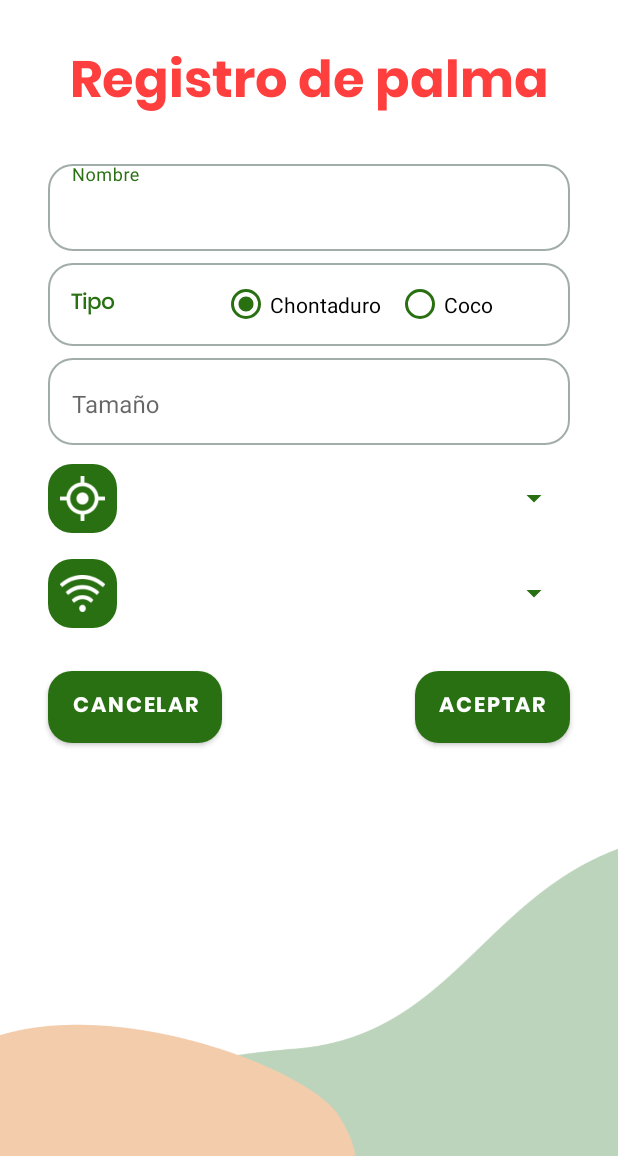
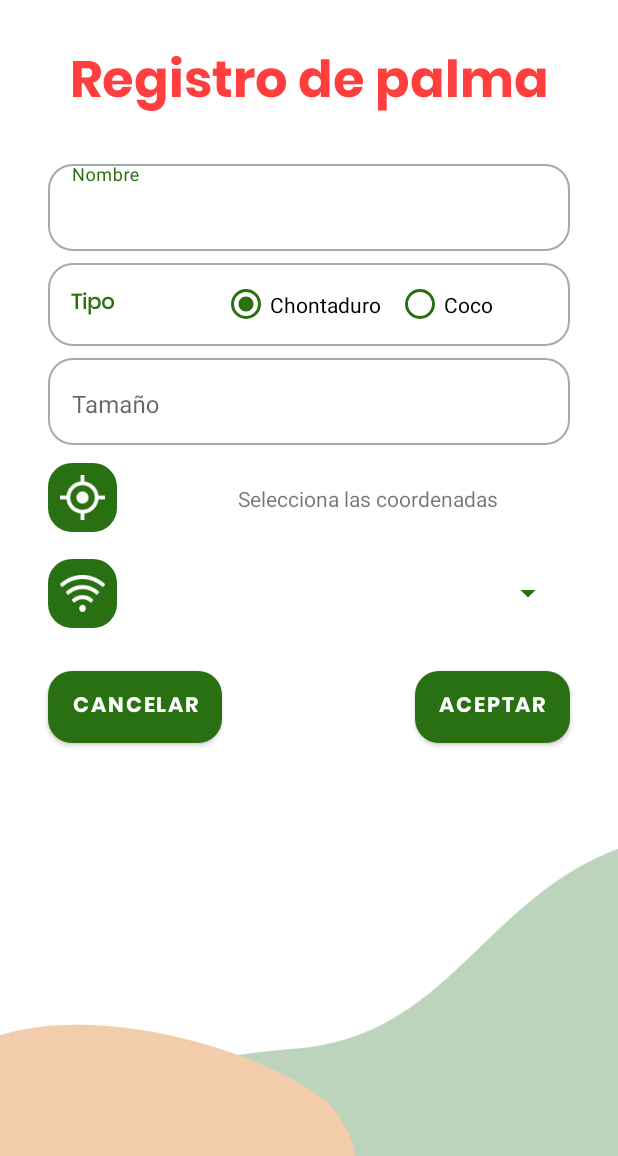
Before and after one commit to anderson-154/SmarTree, an Android app: the PalmRegistrationActivity screen opened directly, with no data from a screen before it, on a phone screen of 412 x 824 dp, the part 80-1236 px from its top. Run offline under Robolectric (Android 15) with nearby library versions, the phone set to English and light mode, and no system bars.

Commit message:
feature(palms): Picker location when user add palm

```diff
--- a/app/src/main/AndroidManifest.xml
+++ b/app/src/main/AndroidManifest.xml
@@ -16,7 +16,9 @@
         android:roundIcon="@mipmap/ic_launcher_round"
         android:supportsRtl="true"
         android:theme="@style/Theme.SmarTree">
-
+        <activity
+            android:name=".LocationActivity"
+            android:exported="false" />
         <!--
              TODO: Before you run your application, you need a Google Maps API key.
 
@@ -30,7 +32,7 @@
         -->
         <meta-data
             android:name="com.google.android.geo.API_KEY"
-            android:value="${MAPS_API_KEY}"/>
+            android:value="${MAPS_API_KEY}" />
 
         <activity
             android:name=".SensorRegistrationActivity"
--- a/app/src/main/java/com/example/smartree/MapsFragment.kt
+++ b/app/src/main/java/com/example/smartree/MapsFragment.kt
@@ -31,7 +31,7 @@ class MapsFragment(private val isOnlySelector:Boolean) : Fragment() {
     private lateinit var manager:LocationManager
 
     //Vars on selector Mode
-    private var palmMarker:Marker?=null
+    var palmMarker:Marker?=null
     private var idMarker:String = "user:${Firebase.auth.currentUser?.uid}palm:${UUID.randomUUID()}"
 
     //Listener on live map mode
--- a/app/src/main/java/com/example/smartree/PalmRegistrationActivity.kt
+++ b/app/src/main/java/com/example/smartree/PalmRegistrationActivity.kt
@@ -1,10 +1,21 @@
 package com.example.smartree
 
+
+import android.content.Intent
 import androidx.appcompat.app.AppCompatActivity
 import android.os.Bundle
+import android.widget.Toast
+import androidx.activity.result.ActivityResult
+import androidx.activity.result.contract.ActivityResultContracts
+
 import com.example.smartree.databinding.ActivityPalmRegistrationBinding
+import com.google.type.LatLng
 
 class PalmRegistrationActivity : AppCompatActivity() {
+
+    private val launcher = registerForActivityResult(ActivityResultContracts.StartActivityForResult(), ::onResultLocationSelected)
+    private var lat:Double=0.0
+    private var lon:Double=0.0
 
     private val binding: ActivityPalmRegistrationBinding by lazy {
         ActivityPalmRegistrationBinding.inflate(layoutInflater)
@@ -16,5 +27,21 @@ class PalmRegistrationActivity : AppCompatActivity() {
         binding.backBtnRPalm.setOnClickListener {
             finish()
         }
+
+        binding.locationBtn.setOnClickListener{
+            val intent = Intent(this, LocationActivity::class.java)
+            launcher.launch(intent)
+        }
+    }
+
+    private fun onResultLocationSelected(result:ActivityResult){
+        if(result.resultCode== RESULT_OK){
+            lat = result.data?.extras?.getDouble("lat", 0.506)!!
+            lon = result.data?.extras?.getDouble("lon", 0.723)!!
+            val coordinates = lat.toString() + lon
+            binding.coordinatesTV.text = coordinates
+        }else{
+            Toast.makeText(this, "Location not selected", Toast.LENGTH_SHORT).show()
+        }
     }
 }
--- a/app/src/main/res/layout/activity_palm_registration.xml
+++ b/app/src/main/res/layout/activity_palm_registration.xml
@@ -179,13 +179,13 @@
         app:layout_constraintTop_toTopOf="@+id/button" />
 
     <androidx.constraintlayout.widget.ConstraintLayout
-        android:id="@+id/constraintLayout6"
+        android:id="@+id/locationBtn"
         android:layout_width="wrap_content"
         android:layout_height="wrap_content"
+        android:layout_marginTop="12dp"
         android:background="@drawable/background_btn"
-        app:layout_constraintBottom_toBottomOf="@+id/spinnerType"
         app:layout_constraintStart_toStartOf="@+id/sizePalmETLayout"
-        app:layout_constraintTop_toTopOf="@+id/spinnerType">
+        app:layout_constraintTop_toBottomOf="@+id/sizePalmETLayout">
 
         <ImageView
             android:id="@+id/imageView12"
@@ -208,7 +208,7 @@
         android:layout_height="wrap_content"
         android:background="@drawable/background_btn"
         app:layout_constraintBottom_toBottomOf="@+id/spinner3"
-        app:layout_constraintStart_toStartOf="@+id/constraintLayout6"
+        app:layout_constraintStart_toStartOf="@+id/locationBtn"
         app:layout_constraintTop_toTopOf="@+id/spinner3">
 
         <ImageView
@@ -227,26 +227,29 @@
     </androidx.constraintlayout.widget.ConstraintLayout>
 
     <Spinner
-        android:id="@+id/spinnerType"
-        android:layout_width="0dp"
-        android:layout_height="55dp"
-        android:layout_marginStart="16dp"
-        android:layout_marginTop="8dp"
-        android:backgroundTint="@color/dark_green"
-        android:contentDescription="@string/ubication"
-        app:layout_constraintEnd_toEndOf="@+id/sizePalmETLayout"
-        app:layout_constraintStart_toEndOf="@+id/constraintLayout6"
-        app:layout_constraintTop_toBottomOf="@+id/sizePalmETLayout" />
-
-    <Spinner
         android:id="@+id/spinner3"
         android:layout_width="0dp"
         android:layout_height="55dp"
         android:layout_marginStart="16dp"
-        android:layout_marginTop="8dp"
+        android:layout_marginTop="71dp"
+        android:layout_marginEnd="36dp"
         android:backgroundTint="@color/dark_green"
-        app:layout_constraintEnd_toEndOf="@+id/spinnerType"
+        app:layout_constraintEnd_toEndOf="parent"
         app:layout_constraintStart_toEndOf="@+id/constraintLayout7"
-        app:layout_constraintTop_toBottomOf="@+id/spinnerType" />
+        app:layout_constraintTop_toBottomOf="@+id/sizePalmETLayout" />
+
+    <TextView
+        android:id="@+id/coordinatesTV"
+        android:layout_width="0dp"
+        android:layout_height="40dp"
+        android:layout_marginStart="36dp"
+        android:layout_marginTop="16dp"
+        android:layout_marginEnd="36dp"
+        android:gravity="center"
+        android:text="Selecciona las coordenadas"
+        android:textAlignment="gravity"
+        app:layout_constraintEnd_toEndOf="parent"
+        app:layout_constraintStart_toEndOf="@+id/locationBtn"
+        app:layout_constraintTop_toBottomOf="@+id/sizePalmETLayout" />
 
 </androidx.constraintlayout.widget.ConstraintLayout>
```
Also changed, not shown: app/src/main/java/com/example/smartree/LocationActivity.kt (added, +66 -0 lines), app/src/main/res/layout/activity_location.xml (added, +38 -0 lines).
